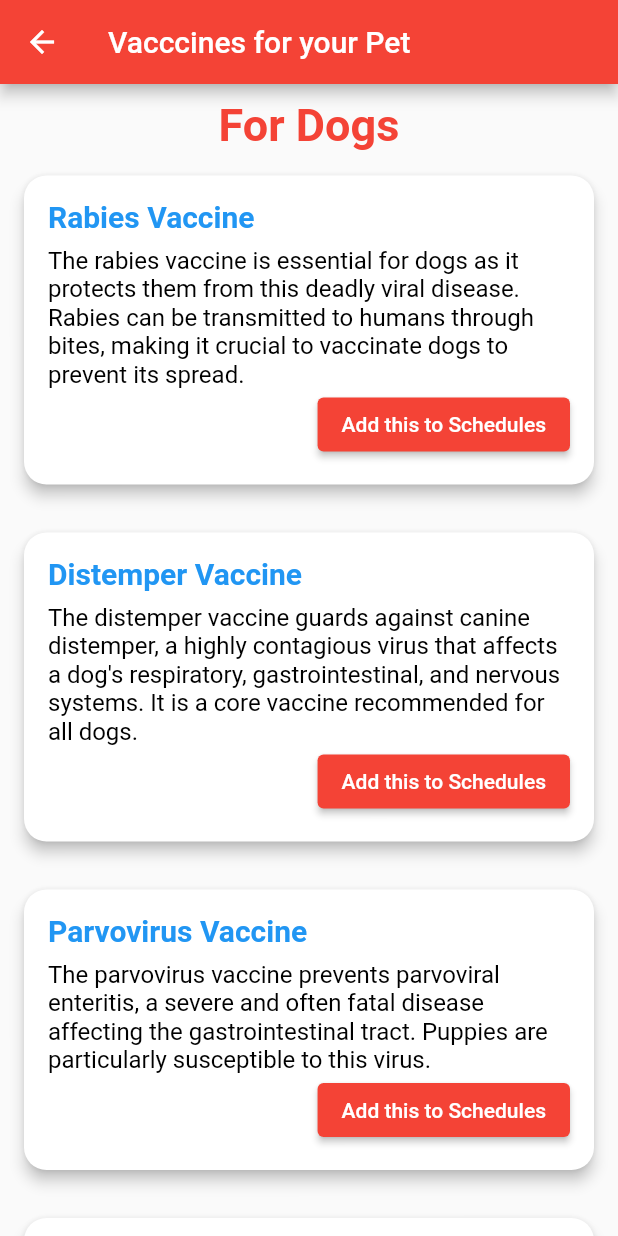
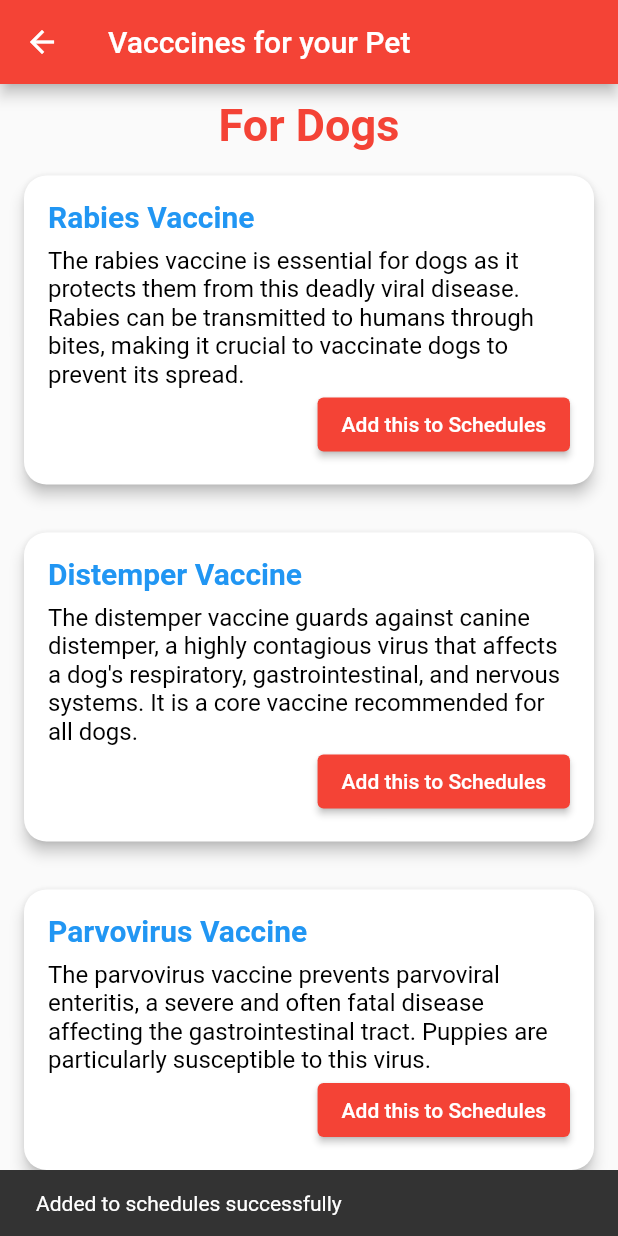
Before and after one commit to Birendra999/pawcare, a Flutter app: the VaccineScreen screen opened directly, after a tap on "Add this to Schedules", on a phone screen of 412 x 824 dp. Run offline on Flutter 3.47's test engine with Material 2 defaults, Android fonts, the phone set to English and light mode, and no system bars; our stand-ins replace cloud_firestore, firebase_auth, firebase_core, lottie; accounts and stored records are empty.

Commit message:
Added ScaffoldMessenger in diseases_card.dart files

```diff
--- a/lib/cards/disease_card.dart
+++ b/lib/cards/disease_card.dart
@@ -49,14 +49,23 @@ class DiseaseCard extends StatelessWidget {
               children: [
                 ElevatedButton(
                     onPressed: () {
+                      ScaffoldMessenger.of(context).showSnackBar(SnackBar(
+                        content: Text('Added to schedules successfully'),
+                        duration: Duration(
+                            seconds:
+                                2), // Duration for which the snackbar will be visible
+                      )
+                      );
                       FirebaseFirestore.instance
                           .collection('users')
                           .doc(FirebaseAuth.instance.currentUser!.uid)
                           .collection('appointments')
                           .doc('Get this shot: $title')
-                          .set({'time': DateTime.now().millisecondsSinceEpoch});
+                          .set({'time': DateTime.now().millisecondsSinceEpoch}
+                          );
                     },
-                    child: Text('Add this to Schedules'))
+                    child: Text('Add this to Schedules')
+                    )
               ],
             )
           ],
```
